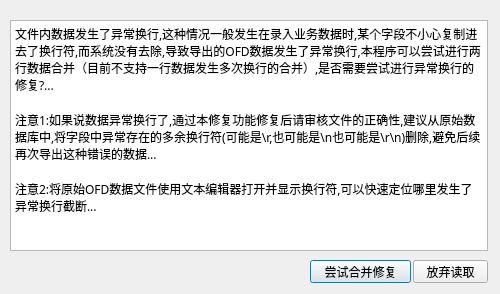
Qt form src/dialogmergetip.ui (cnldw/FinanceFileReader) before a commit.
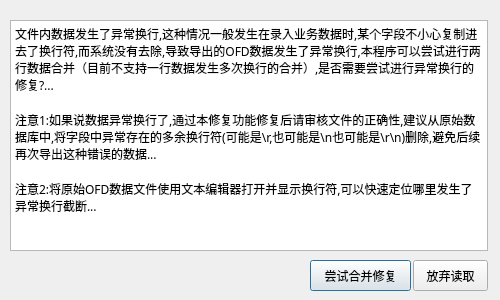
The same form after that commit.

```diff
--- a/src/dialogmergetip.ui
+++ b/src/dialogmergetip.ui
@@ -7,7 +7,7 @@
     <x>0</x>
     <y>0</y>
     <width>500</width>
-    <height>294</height>
+    <height>300</height>
    </rect>
   </property>
   <property name="windowTitle">
@@ -19,7 +19,7 @@
      <x>310</x>
      <y>260</y>
      <width>101</width>
-     <height>23</height>
+     <height>31</height>
     </rect>
    </property>
    <property name="focusPolicy">
@@ -35,7 +35,7 @@
      <x>413</x>
      <y>260</y>
      <width>75</width>
-     <height>23</height>
+     <height>31</height>
     </rect>
    </property>
    <property name="focusPolicy">
```
Left out of the diff: 12 changed lines with no effect on the pictures.
